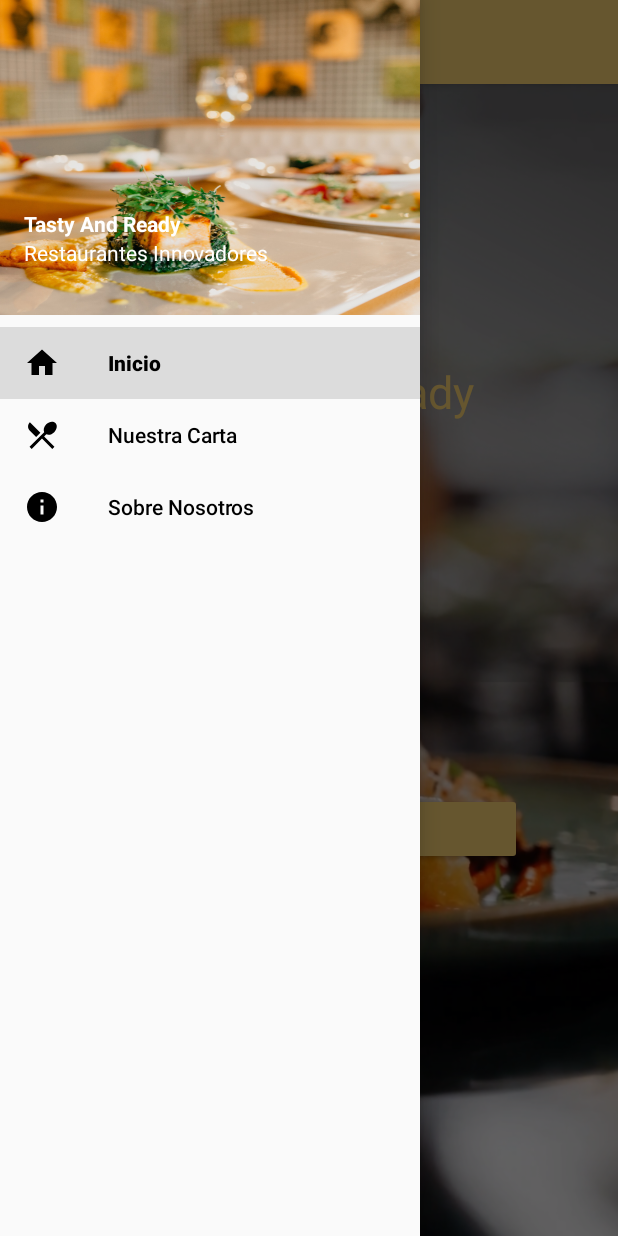
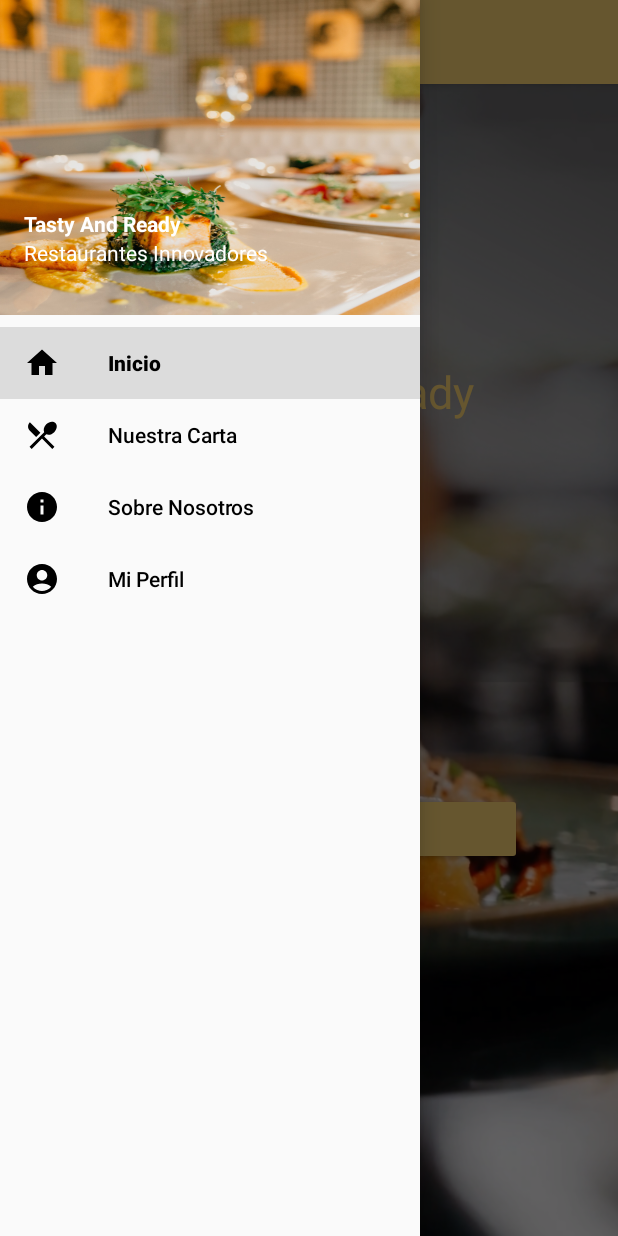
Before and after one commit to alfues62/TastynReady, an Android app: the screen it shows after launch (MainActivity), with the side drawer open, on a phone screen of 412 x 824 dp. Run offline under Robolectric (Android 15) with nearby library versions, the phone set to English and light mode, and no system bars.

Commit message:
AUTENTIFICACION
funciona

```diff
--- a/app/src/main/java/com/example/afusesc/tastynready/LoginActivity.java
+++ b/app/src/main/java/com/example/afusesc/tastynready/LoginActivity.java
@@ -4,6 +4,8 @@
 import android.content.Intent;
 import android.os.Bundle;
 import android.widget.Toast;
+
+import androidx.appcompat.app.AppCompatActivity;
 
 import com.firebase.ui.auth.AuthUI;
 import com.firebase.ui.auth.ErrorCodes;
@@ -14,7 +16,7 @@
 import java.util.Arrays;
 import java.util.List;
 
-public class LoginActivity extends Activity {
+public class LoginActivity extends AppCompatActivity {
 
     private static final int RC_SIGN_IN = 123;
     @Override protected void onCreate(Bundle savedInstanceState) {
--- a/app/src/main/java/com/example/afusesc/tastynready/MainActivity.java
+++ b/app/src/main/java/com/example/afusesc/tastynready/MainActivity.java
@@ -9,6 +9,7 @@
 import androidx.recyclerview.widget.LinearLayoutManager;
 import androidx.recyclerview.widget.RecyclerView;
 
+import android.content.Intent;
 import android.os.Bundle;
 import android.view.MenuItem;
 import com.google.android.material.navigation.NavigationView;
@@ -46,6 +47,9 @@
             getSupportFragmentManager().beginTransaction().replace(R.id.fragment_container, new CartaFragment()).commit();
         } else if(id == R.id.nav_acerca){
             getSupportFragmentManager().beginTransaction().replace(R.id.fragment_container, new AcercaDeFragment()).commit();
+        }else if (id == R.id.nav_usuario) {
+            Intent loginIntent = new Intent(this, LoginActivity.class);
+            startActivity(loginIntent);
         }
         drawerLayout.closeDrawer(GravityCompat.START);
         return true;
--- /dev/null
+++ b/app/src/main/res/drawable/icono_usuario.xml
@@ -0,0 +1,5 @@
+<vector android:height="24dp" android:tint="#000000"
+    android:viewportHeight="24" android:viewportWidth="24"
+    android:width="24dp" xmlns:android="http://schemas.android.com/apk/res/android">
+    <path android:fillColor="@android:color/white" android:pathData="M12,2C6.48,2 2,6.48 2,12s4.48,10 10,10s10,-4.48 10,-10S17.52,2 12,2zM12,6c1.93,0 3.5,1.57 3.5,3.5S13.93,13 12,13s-3.5,-1.57 -3.5,-3.5S10.07,6 12,6zM12,20c-2.03,0 -4.43,-0.82 -6.14,-2.88C7.55,15.8 9.68,15 12,15s4.45,0.8 6.14,2.12C16.43,19.18 14.03,20 12,20z"/>
+</vector>
--- a/app/src/main/res/menu/nav_menu.xml
+++ b/app/src/main/res/menu/nav_menu.xml
@@ -1,8 +1,14 @@
 <?xml version="1.0" encoding="utf-8"?>
-<menu
-    xmlns:android="http://schemas.android.com/apk/res/android"
+<menu xmlns:android="http://schemas.android.com/apk/res/android"
     xmlns:tools="http://schemas.android.com/tools"
+    xmlns:app="http://schemas.android.com/apk/res-auto"
     tools:ShowIn="navigation_view">
+
+    <item android:title="Mi Perfil"
+        android:id="@+id/nav_usuario"
+        android:icon="@drawable/icono_usuario"
+        android:orderInCategory="10"
+        app:showAsAction="ifRoom|withText"/>
 
     <group android:checkableBehavior="single">
         <item
```
Also changed, not shown: app/src/main/res/layout/activity_login.xml (added, +19 -0 lines).
